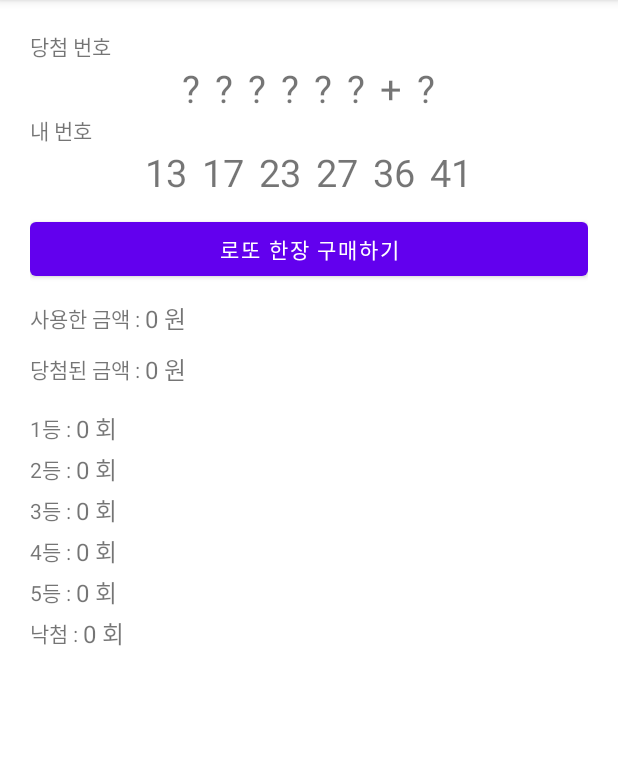
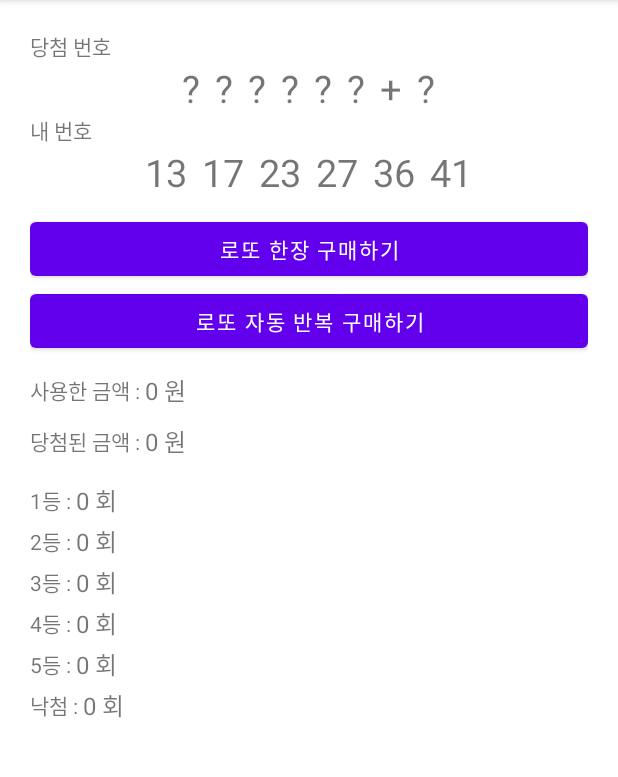
Before and after one commit to zcKO/LottoSimulator_20220303, an Android app: the screen it shows after launch (MainActivity), on a phone screen of 412 x 824 dp, the part 84-861 px from its top. Run offline under Robolectric (Android 15) with nearby library versions, the phone set to English and light mode, and no system bars.

```diff
--- a/app/src/main/res/layout/activity_main.xml
+++ b/app/src/main/res/layout/activity_main.xml
@@ -143,6 +143,12 @@
         android:layout_height="wrap_content"
         android:layout_marginTop="10dp"
         android:text="로또 한장 구매하기" />
+
+    <Button
+        android:id="@+id/btnAutoBuy"
+        android:layout_width="match_parent"
+        android:layout_height="wrap_content"
+        android:text="로또 자동 반복 구매하기"/>
 
     <LinearLayout
         android:layout_width="match_parent"
```
Also changed, not shown: app/src/main/java/com/jc/lottosimulator_20220303/MainActivity.kt (+14 -0 lines).
